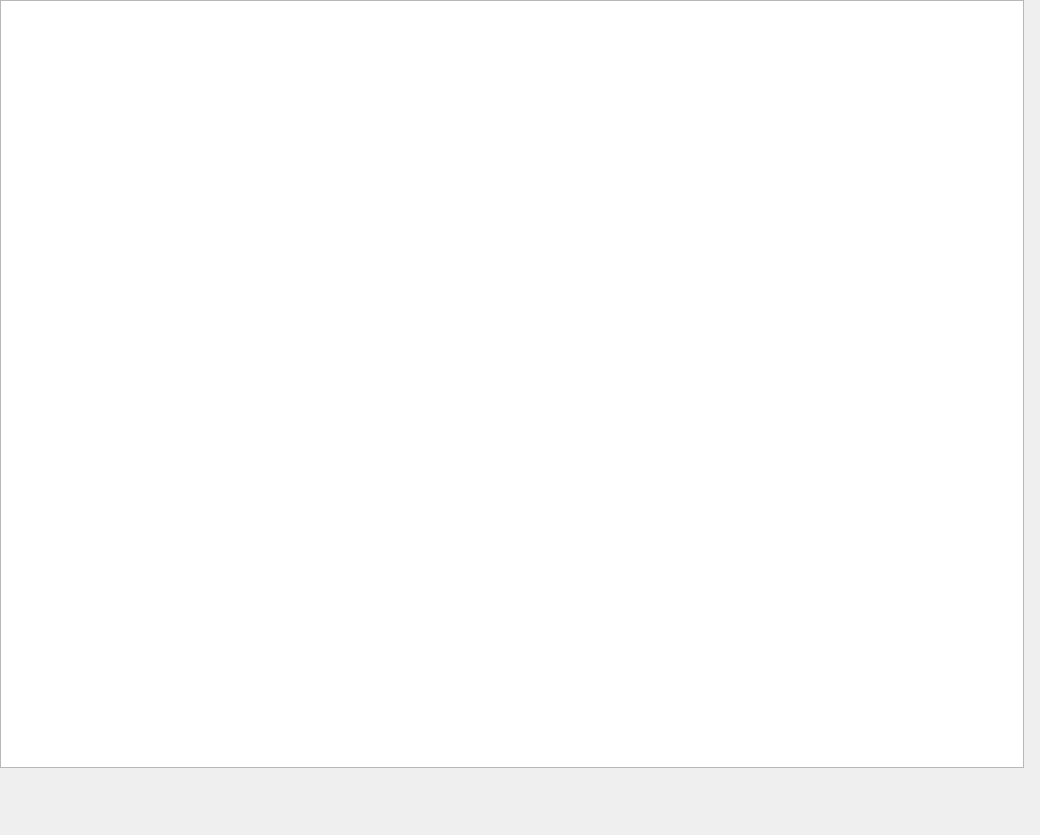
The window that mainwindow.ui (xswzaq44321/Project3) describes before a commit, drawn with Qt 5.
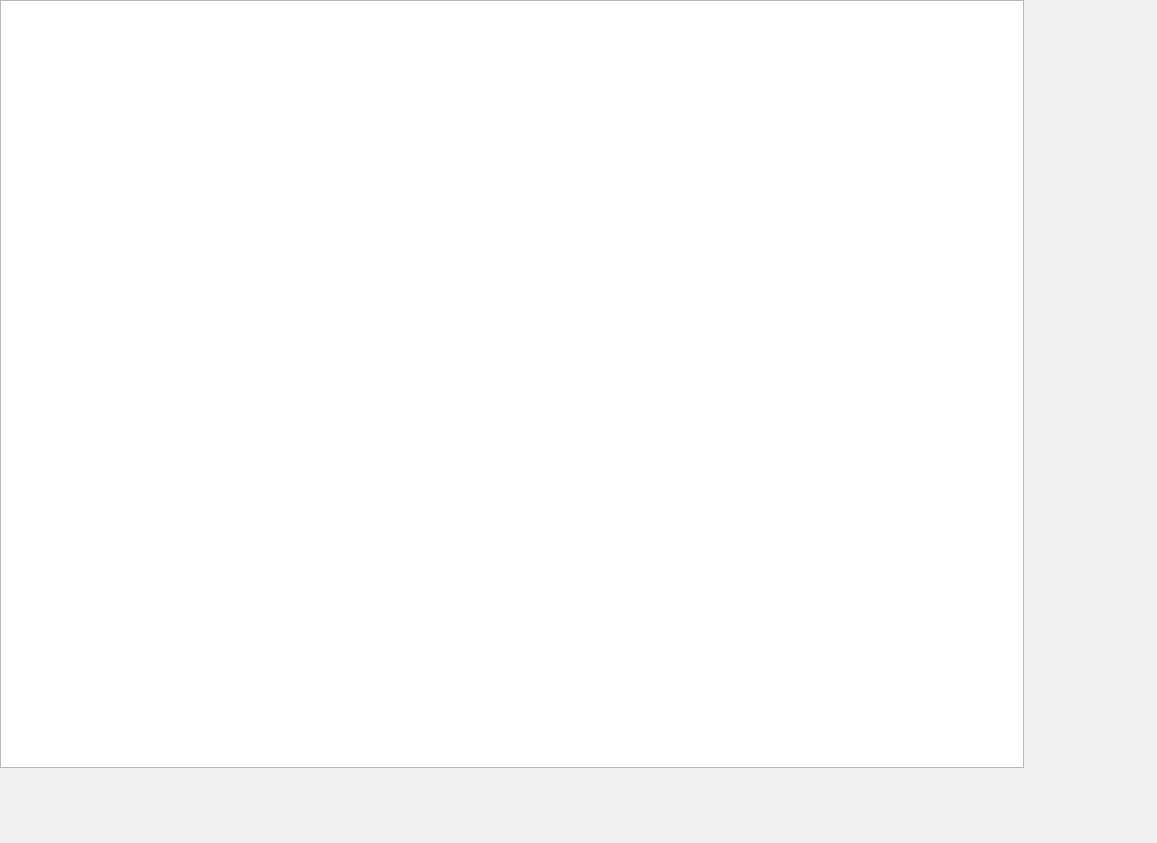
The same window after the commit.

```diff
--- a/mainwindow.ui
+++ b/mainwindow.ui
@@ -6,8 +6,8 @@
    <rect>
     <x>0</x>
     <y>0</y>
-    <width>1040</width>
-    <height>835</height>
+    <width>1157</width>
+    <height>843</height>
    </rect>
   </property>
   <property name="windowTitle">
```
